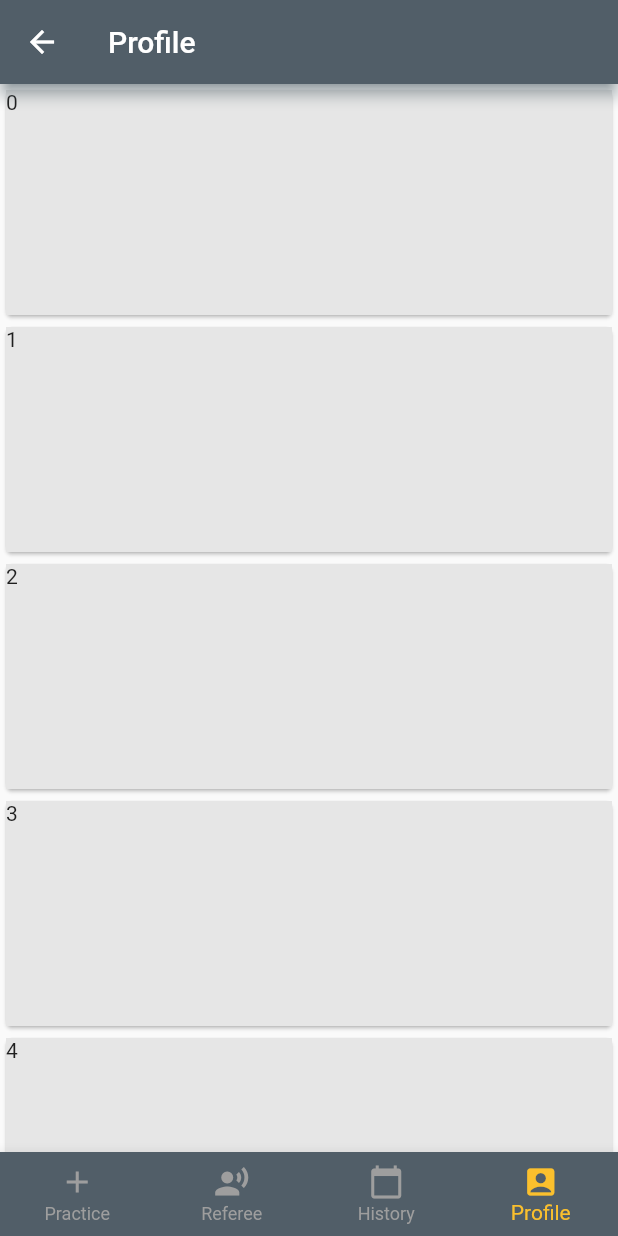
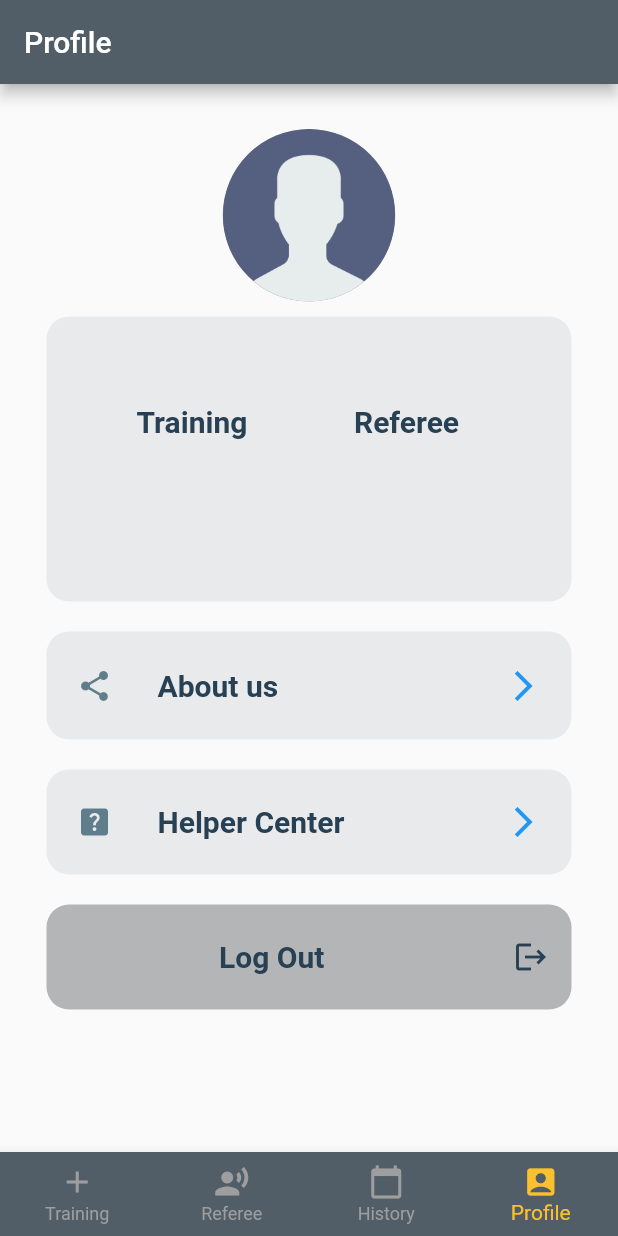
Before and after one commit to theFlash-code/Detectaball, a Flutter app: the BottomNavigationController screen opened directly, item 4 of the bottom bar chosen, on a phone screen of 412 x 824 dp. Run offline on Flutter 3.47's test engine with Material 2 defaults, Android fonts, the light colour scheme and no system bars; missing offline and left inert: vertical_card_pager.

Commit message:
design Profile

```diff
--- a/detectaball_app/lib/BottomNavigationBar.dart
+++ b/detectaball_app/lib/BottomNavigationBar.dart
@@ -2,6 +2,7 @@ import 'package:flutter/material.dart';
 import 'pages/TrainingMatch.dart';
 import 'pages/RefereeMatch.dart';
 import 'pages/profile2.dart';
+import 'pages/profileScreen.dart';
 import 'pages/Record.dart';
 
 class BottomNavigationController extends StatefulWidget {
@@ -17,7 +18,7 @@ class _BottomNavigationControllerState
     TrainingMatchPage(),
     RefereePage(),
     RecordPage(),
-    ProfilePage()
+    ProfileScreen()
   ];
 
   @override
@@ -41,7 +42,7 @@ class _BottomNavigationControllerState
                 Icons.add,
                 //color: Colors.blueGrey,
               ),
-              label: ('Practice'),
+              label: ('Training'),
             ),
             BottomNavigationBarItem(
               icon: Icon(
--- a/detectaball_app/lib/pages/Record.dart
+++ b/detectaball_app/lib/pages/Record.dart
@@ -5,6 +5,7 @@ class RecordPage extends StatelessWidget {
   Widget build(BuildContext context) {
     return Scaffold(
       appBar: AppBar(
+        automaticallyImplyLeading: false,
         foregroundColor: Colors.white,
         shadowColor: Colors.blueGrey,
         backgroundColor: Color.fromARGB(255, 81, 94, 104),
--- a/detectaball_app/lib/pages/profile.dart
+++ b/detectaball_app/lib/pages/profile.dart
@@ -11,6 +11,7 @@ class profile extends StatelessWidget {
   Widget build(BuildContext context) {
     return Scaffold(
       appBar: AppBar(
+        automaticallyImplyLeading: false,
         backgroundColor: Colors.blueGrey,
         title: Text('Profile'),
       ),
--- /dev/null
+++ b/detectaball_app/lib/pages/profileScreen.dart
@@ -0,0 +1,19 @@
+import 'package:detectaball_app/pages/profile_body.dart';
+import 'package:flutter/material.dart';
+import 'profile_body.dart';
+
+class ProfileScreen extends StatelessWidget {
+  static String routeName = '/profile';
+  @override
+  Widget build(BuildContext context) {
+    return Scaffold(
+      appBar: AppBar(
+        automaticallyImplyLeading: false,
+        foregroundColor: Colors.white,
+        backgroundColor: Color.fromARGB(255, 81, 94, 104),
+        title: Text('Profile'),
+      ),
+      body: Body(),
+    );
+  }
+}
--- /dev/null
+++ b/detectaball_app/lib/pages/profile_body.dart
@@ -0,0 +1,179 @@
+import 'package:flutter/material.dart';
+
+class Body extends StatelessWidget {
+  const Body({Key? key}) : super(key: key);
+
+  @override
+  Widget build(BuildContext context) => SingleChildScrollView(
+        child: Column(
+          mainAxisAlignment: MainAxisAlignment.center,
+          crossAxisAlignment: CrossAxisAlignment.center,
+          // mainAxisSize: MainAxisSize.max,
+          children: <Widget>[
+            SizedBox(
+              width: double.infinity,
+              height: 30,
+            ),
+            SizedBox(
+              height: 115,
+              width: 115,
+              child: CircleAvatar(
+                backgroundImage: AssetImage('img/user.png'),
+                backgroundColor: Colors.grey,
+              ),
+            ),
+            SizedBox(
+              height: 10,
+            ),
+            SizedBox(
+              height: 190,
+              width: 350,
+              child: TextButton(
+                style: TextButton.styleFrom(
+                  padding: EdgeInsets.only(bottom: 50, left: 30),
+                  //primary: Colors.white,
+                  backgroundColor: Color.fromARGB(159, 222, 224, 228),
+                  //onSurface: Colors.grey,
+                  shape: RoundedRectangleBorder(
+                      borderRadius: BorderRadius.circular(15)),
+                ),
+                onPressed: () {},
+                child: Row(
+                  children: [
+                    SizedBox(width: 30),
+                    Expanded(
+                      child: Text(
+                        'Training',
+                        style: TextStyle(
+                          color: Color(0xff274053),
+                          fontSize: 20,
+                          fontWeight: FontWeight.bold,
+                        ),
+                      ),
+                    ),
+                    Expanded(
+                      child: Text(
+                        'Referee',
+                        style: TextStyle(
+                          color: Color(0xff274053),
+                          fontSize: 20,
+                          fontWeight: FontWeight.bold,
+                        ),
+                      ),
+                    ),
+                  ],
+                ),
+              ),
+            ),
+            SizedBox(
+              height: 20,
+            ),
+            SizedBox(
+              height: 72,
+              width: 350,
+              child: TextButton(
+                style: TextButton.styleFrom(
+                  padding: EdgeInsets.all(20),
+                  //primary: Colors.white,
+                  backgroundColor: Color.fromARGB(159, 222, 224, 228),
+                  //onSurface: Colors.grey,
+                  shape: RoundedRectangleBorder(
+                      borderRadius: BorderRadius.circular(15)),
+                ),
+                onPressed: () {},
+                child: Row(
+                  children: [
+                    Icon(Icons.share, color: Colors.blueGrey),
+                    SizedBox(width: 30),
+                    Expanded(
+                      child: Text(
+                        'About us',
+                        style: TextStyle(
+                          color: Color(0xff274053),
+                          fontSize: 20,
+                          fontWeight: FontWeight.bold,
+                        ),
+                      ),
+                    ),
+                    Icon(Icons.arrow_forward_ios),
+                  ],
+                ),
+              ),
+            ),
+            SizedBox(
+              height: 20,
+            ),
+            SizedBox(
+              height: 70,
+              width: 350,
+              child: TextButton(
+                style: TextButton.styleFrom(
+                  padding: EdgeInsets.all(20),
+                  //primary: Colors.white,
+                  backgroundColor: Color.fromARGB(159, 222, 224, 228),
+                  //onSurface: Colors.grey,
+                  shape: RoundedRectangleBorder(
+                      borderRadius: BorderRadius.circular(15)),
+                ),
+                onPressed: () {},
+                child: Row(
+                  children: [
+                    Icon(Icons.help_center, color: Colors.blueGrey),
+                    SizedBox(width: 30),
+                    Expanded(
+                      child: Text(
+                        'Helper Center',
+                        style: TextStyle(
+                          color: Color(0xff274053),
+                          fontSize: 20,
+                          fontWeight: FontWeight.bold,
+                        ),
+                      ),
+                    ),
+                    Icon(Icons.arrow_forward_ios),
+                  ],
+                ),
+              ),
+            ),
+            SizedBox(
+              height: 20,
+            ),
+            SizedBox(
+              height: 70,
+              width: 350,
+              child: TextButton(
+                style: TextButton.styleFrom(
+                  padding: EdgeInsets.all(15),
+                  //primary: Colors.white,
+                  backgroundColor: Color.fromARGB(159, 138, 139, 143),
+                  //onSurface: Colors.grey,
+                  shape: RoundedRectangleBorder(
+                      borderRadius: BorderRadius.circular(15)),
+                ),
+                onPressed: () {},
+                child: Row(
+                  children: [
+                    //Icon(Icons.share, color: Colors.blueGrey),
+                    SizedBox(width: 100),
+                    Expanded(
+                      child: Text(
+                        'Log Out',
+                        style: TextStyle(
+                          color: Color(0xff274053),
+                          fontSize: 20,
+                          fontWeight: FontWeight.bold,
+                        ),
+                      ),
+                    ),
+                    Icon(
+                      Icons.logout,
+                      color: Color(0xff274053),
+                    ),
+                  ],
+                ),
+              ),
+            )
+          ],
+        ),
+      );
+}
--- a/detectaball_app/pubspec.yaml
+++ b/detectaball_app/pubspec.yaml
@@ -41,6 +41,9 @@ dependencies:
 dev_dependencies:
   flutter_test:
     sdk: flutter
+  line_awesome_flutter: ^1.0.1
+  flutter_screenutil: ^1.0.2
+  animated_theme_switcher: ^1.0.5
 
   # The "flutter_lints" package below contains a set of recommended lints to
   # encourage good coding practices. The lint set provided by the package is
```
Also changed, not shown: detectaball_app/img/user.png (added), detectaball_app/pubspec.lock.
